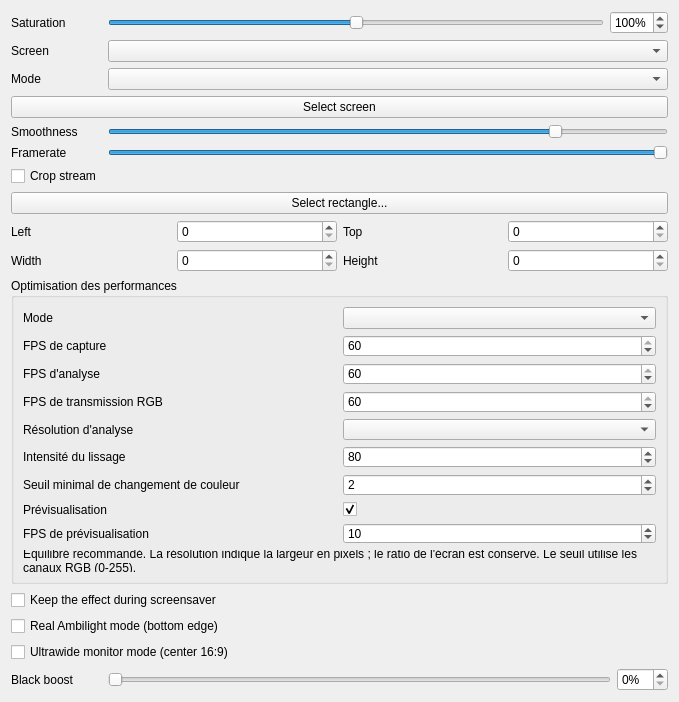
Qt form Effects/Ambient/Ambient.ui (x225franc/OpenRGB) before a commit.
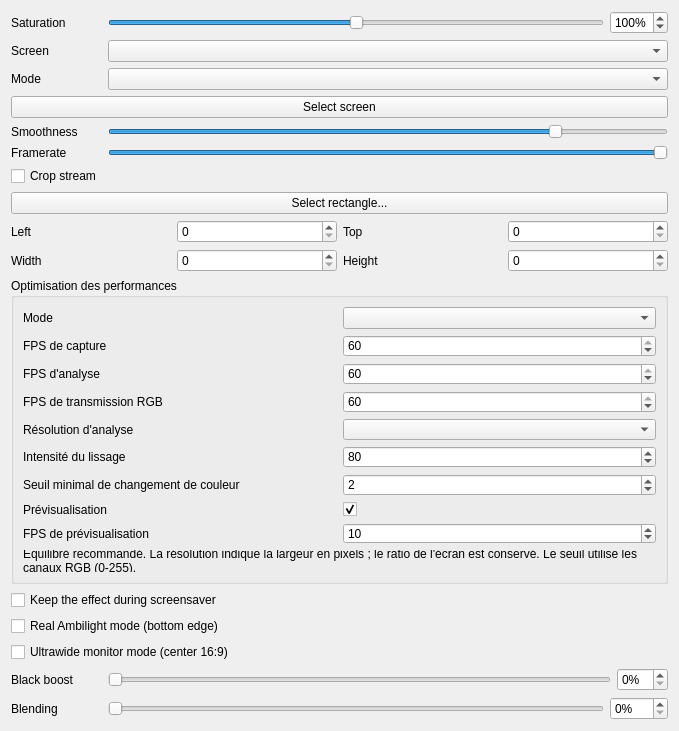
The same form after that commit. Custom widgets are drawn as their Qt base class.

Commit message: Add configurable spatial blending to Ambient with bounded worker-side filtering

Patch:
```diff
--- a/Effects/Ambient/Ambient.ui
+++ b/Effects/Ambient/Ambient.ui
@@ -19,6 +19,11 @@
     <item><widget class="QTooltipedSlider" name="saturation"><property name="maximum"><number>200</number></property><property name="value"><number>100</number></property><property name="orientation"><enum>Qt::Orientation::Horizontal</enum></property><property name="toolTip"><string>0%: grayscale; 100%: original colors; 200%: stronger colors.</string></property></widget></item>
     <item><widget class="QSpinBox" name="saturation_value"><property name="maximum"><number>200</number></property><property name="value"><number>100</number></property><property name="suffix"><string>%</string></property></widget></item>
    </layout></item>
+   <item row="14" column="0"><widget class="QLabel" name="blending_label"><property name="text"><string>Blending</string></property></widget></item>
+   <item row="14" column="1"><layout class="QHBoxLayout" name="blending_layout">
+    <item><widget class="QTooltipedSlider" name="blending"><property name="maximum"><number>100</number></property><property name="orientation"><enum>Qt::Orientation::Horizontal</enum></property><property name="toolTip"><string>Screen copy: mix each sampled color with nearby image colors. 0%: original; 100%: local average. Spatial blending adds no frame delay. Average mode is already uniform.</string></property></widget></item>
+    <item><widget class="QSpinBox" name="blending_value"><property name="maximum"><number>100</number></property><property name="suffix"><string>%</string></property></widget></item>
+   </layout></item>
    <item row="13" column="0"><widget class="QLabel" name="black_boost_label"><property name="text"><string>Black boost</string></property></widget></item>
    <item row="13" column="1"><layout class="QHBoxLayout" name="black_boost_layout">
     <item><widget class="QTooltipedSlider" name="black_boost"><property name="maximum"><number>25</number></property><property name="orientation"><enum>Qt::Orientation::Horizontal</enum></property><property name="toolTip"><string>Lift dark colors toward gray. 0% preserves the original image; white remains unchanged. Applied before effect brightness.</string></property></widget></item>
```
The commit also changes 4 other files.
